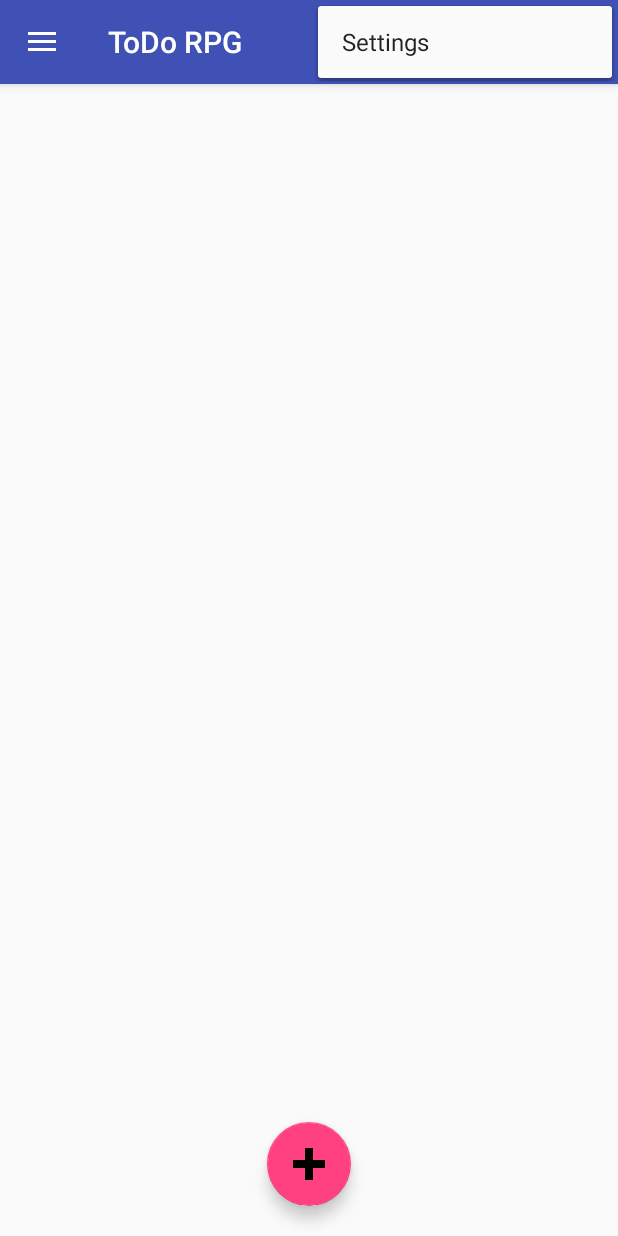
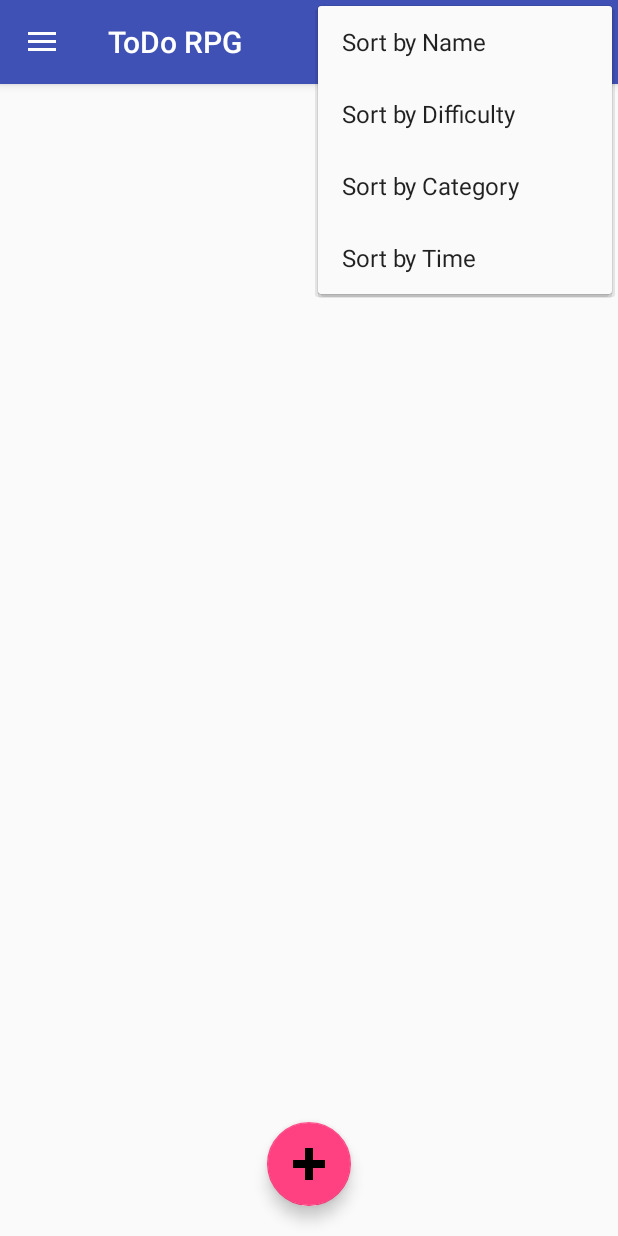
Before and after one commit to ucsdCSE110wi16/CSE110M260T3, an Android app: the screen it shows after launch (TaskPage), with the options menu open, on a phone screen of 412 x 824 dp. Run offline under Robolectric (Android 15) with nearby library versions, the phone set to English and light mode, and no system bars; 4 statements that could not run were skipped.

Commit message:
added sort buttons - functionality upcoming

```diff
--- a/app/src/main/res/menu/task_page.xml
+++ b/app/src/main/res/menu/task_page.xml
@@ -1,8 +1,23 @@
 <?xml version="1.0" encoding="utf-8"?>
 <menu xmlns:android="http://schemas.android.com/apk/res/android"
     xmlns:app="http://schemas.android.com/apk/res-auto">
-    <item android:id="@+id/action_settings"
-        android:title="@string/action_settings"
+    <item android:id="@+id/action_sortByName"
+        android:title="@string/action_sortByName"
+        android:orderInCategory="100"
+        app:showAsAction="never" />
+
+    <item android:id="@+id/action_sortByDiff"
+        android:title="@string/action_sortByDiff"
+        android:orderInCategory="100"
+        app:showAsAction="never" />
+
+    <item android:id="@+id/action_sortByCat"
+        android:title="@string/action_sortByCat"
+        android:orderInCategory="100"
+        app:showAsAction="never" />
+
+    <item android:id="@+id/action_sortByTime"
+        android:title="@string/action_sortByTime"
         android:orderInCategory="100"
         app:showAsAction="never" />
 </menu>
--- a/app/src/main/res/values/strings.xml
+++ b/app/src/main/res/values/strings.xml
@@ -86,4 +86,9 @@
     <string name="task_complete">Complete</string>
     <string name="title_activity_store">Store</string>
     <string name="statImage">statImage</string>
+
+    <string name="action_sortByName">Sort by Name</string>
+    <string name="action_sortByDiff">Sort by Difficulty</string>
+    <string name="action_sortByCat">Sort by Category</string>
+    <string name="action_sortByTime">Sort by Time</string>
 </resources>
```
Also changed, not shown: app/src/main/java/panlasigui/c/todorpg/TaskPage.java (+22 -1 lines).
